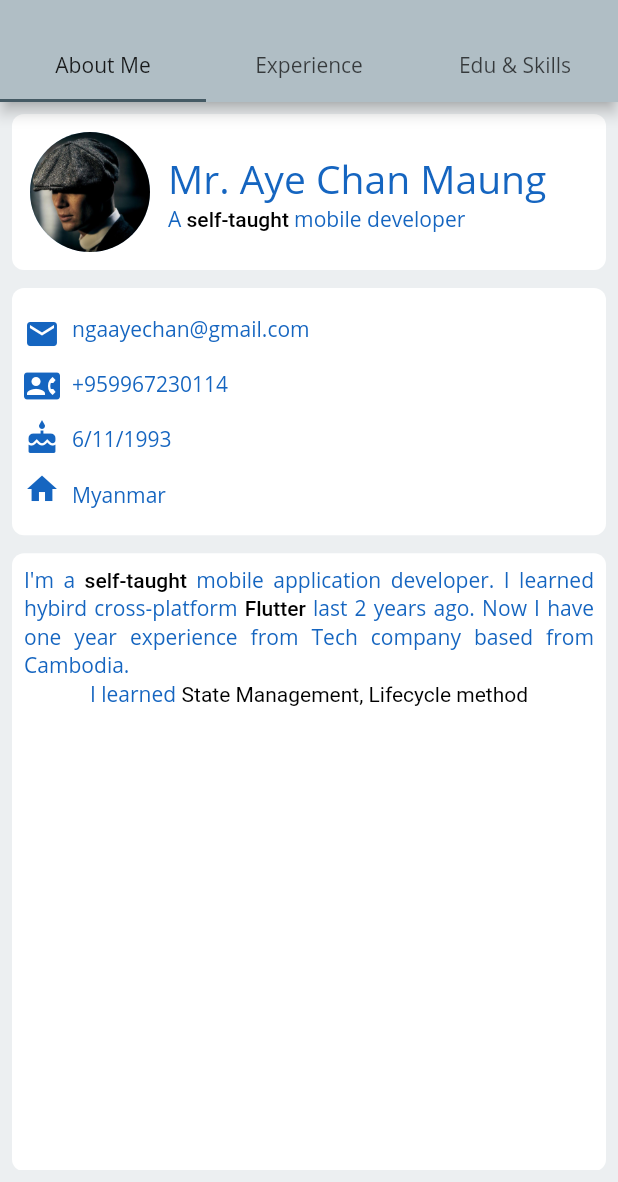
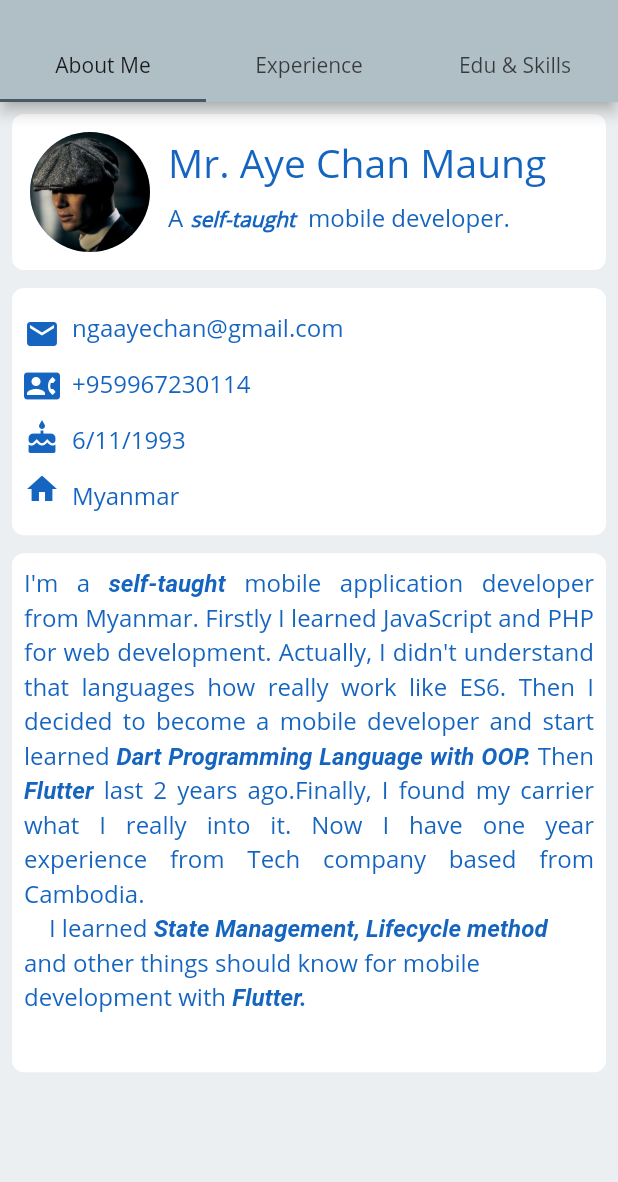
Before and after one commit to ayechan-maung/portfolio, a Flutter app: the screen it shows after launch, on a phone screen of 412 x 824 dp, the part 54-1236 px from its top. Run offline on Flutter 3.47's test engine with Material 2 defaults, Android fonts, the phone set to English and light mode, and no system bars; drawn by our look-alikes of animated_text_kit; our stand-ins replace cloud_firestore, firebase_core, fluttertoast, get, percent_indicator, sqflite; missing offline and left inert: skeleton_loader; accounts and stored records are empty.

Commit message:
about text

```diff
--- a/lib/consts/txt_sty.dart
+++ b/lib/consts/txt_sty.dart
@@ -8,3 +8,7 @@ final expTtSty = TextStyle(fontSize: 18.0, fontWeight: FontWeight.w600);
 
 final eduHead = TextStyle(fontWeight: FontWeight.w600);
 final eduYear = TextStyle(fontSize: 13, fontStyle: FontStyle.italic);
+final roSty = TextStyle(
+    fontWeight: FontWeight.w600, fontSize: 14, fontStyle: FontStyle.italic);
+final abSty =
+    TextStyle(fontWeight: FontWeight.w600, fontStyle: FontStyle.italic);
--- a/lib/screens/pre_page.dart
+++ b/lib/screens/pre_page.dart
@@ -13,8 +13,8 @@ class PrePage extends StatelessWidget {
           primaryColor: Color(0xFFB0BEC5),
           accentColor: Color(0xFF455A64),
           textTheme: TextTheme(
-            bodyText1: TextStyle(color: Colors.blue[800]),
-            bodyText2: TextStyle(color: Colors.blue[800]),
+            bodyText1: TextStyle(color: Colors.blue[800], fontSize: 16),
+            bodyText2: TextStyle(color: Colors.blue[800], fontSize: 16),
           ),
           iconTheme: IconThemeData(color: Colors.blue[800]),
           appBarTheme: AppBarTheme(
--- a/lib/views/about.dart
+++ b/lib/views/about.dart
@@ -1,3 +1,4 @@
+import 'package:animated_text_kit/animated_text_kit.dart';
 import 'package:flutter/material.dart';
 import 'package:get/get.dart';
 import 'package:portfolio/consts/dimension.dart';
@@ -44,27 +45,34 @@ class About extends StatelessWidget {
                   ),
                 ),
                 Container(
-                  child: RichText(
-                    text: TextSpan(
-                      style: DefaultTextStyle.of(context).style,
+                    height: 40,
+                    child: Row(
                       children: [
-                        TextSpan(
-                          text: 'A',
+                        Container(
+                          width: 15,
+                          child: Text('A '),
+                          // color: Colors.blue.withOpacity(0.2),
                         ),
-                        TextSpan(
-                          text: ' self-taught ',
-                          // children:
-                          //     spanList.map((e) => TextSpan(text: e)).toList(),
-                          style: TextStyle(
-                            color: Colors.black,
-                            fontWeight: FontWeight.w500,
+                        Container(
+                          width: Dimension.fullWidth(context) * 0.18,
+                          child: AnimatedTextKit(
+                            isRepeatingAnimation: true,
+                            repeatForever: true,
+                            animatedTexts: [
+                              RotateAnimatedText('self-taught',
+                                  textStyle: roSty),
+                              RotateAnimatedText('passionate',
+                                  textStyle: roSty),
+                              RotateAnimatedText('committed', textStyle: roSty),
+                            ],
                           ),
                         ),
-                        TextSpan(text: 'mobile developer'),
+                        Container(
+                            width: Dimension.fullWidth(context) * 0.35,
+                            // color: Colors.blue.withOpacity(0.2),
+                            child: Text(' mobile developer.'))
                       ],
-                    ),
-                  ),
-                )
+                    ))
               ],
             )
           ],
@@ -120,7 +128,7 @@ class About extends StatelessWidget {
 
   Widget _aboutTxt(BuildContext context) {
     return Container(
-      height: Dimension.fullHeight(context) * 0.5,
+      height: Dimension.fullHeight(context) * 0.42,
       padding: EdgeInsets.all(8.0),
       decoration: BoxDecoration(
         borderRadius: BorderRadius.circular(8.0),
@@ -129,36 +137,39 @@ class About extends StatelessWidget {
       child: Column(
         children: [
           RichText(
+            strutStyle: StrutStyle(height: 1.6),
             textAlign: TextAlign.justify,
             text: TextSpan(
               style: DefaultTextStyle.of(context).style,
               children: [
-                TextSpan(text: 'I\'m a '),
-                TextSpan(
-                    text: 'self-taught ',
-                    style: TextStyle(
-                        color: Colors.black, fontWeight: FontWeight.w500)),
+                TextSpan(text: '    I\'m a '),
+                TextSpan(text: 'self-taught ', style: abSty),
                 TextSpan(
                     text:
-                        'mobile application developer. I learned hybird cross-platform'),
+                        'mobile application developer from Myanmar. Firstly I learned JavaScript and PHP for web development. Actually, I didn\'t understand that languages how really work like ES6. Then I decided to become a mobile developer and start learned'),
                 TextSpan(
-                    text: ' Flutter ',
-                    style: TextStyle(
-                        color: Colors.black, fontWeight: FontWeight.w500)),
+                    text: ' Dart Programming Language with OOP. ',
+                    style: abSty),
+                TextSpan(text: 'Then'),
+                TextSpan(text: ' Flutter ', style: abSty),
                 TextSpan(
                     text:
-                        'last 2 years ago. Now I have one year experience from Tech company based from Cambodia.')
+                        'last 2 years ago.Finally, I found my carrier what I really into it. Now I have one year experience from Tech company based from Cambodia.')
               ],
             ),
           ),
           RichText(
+            strutStyle: StrutStyle(height: 1.6),
             text: TextSpan(
               style: DefaultTextStyle.of(context).style,
               children: [
-                TextSpan(text: 'I learned '),
+                TextSpan(text: '    I learned '),
                 TextSpan(
-                    text: 'State Management, Lifecycle method',
-                    style: TextStyle(color: Colors.black)),
+                    text: 'State Management, Lifecycle method', style: abSty),
+                TextSpan(
+                    text:
+                        ' and other things should know for mobile development with '),
+                TextSpan(text: 'Flutter.', style: abSty),
               ],
             ),
           )
--- a/pubspec.yaml
+++ b/pubspec.yaml
@@ -41,6 +41,7 @@ dependencies:
   dio: ^4.0.0
   skeleton_loader: ^1.0.2+3
   percent_indicator: ^2.1.7+2
+  animated_text_kit: ^4.2.1
 
 dev_dependencies:
   flutter_test:
@@ -76,7 +77,7 @@ flutter:
      - family: Open Sans
        fonts:
          - asset: fonts/OpenSans-Regular.ttf
-           weight: 400
+           weight: 600
   #   - family: Trajan Pro
   #     fonts:
   #       - asset: fonts/TrajanPro.ttf
```
Also changed, not shown: pubspec.lock.
